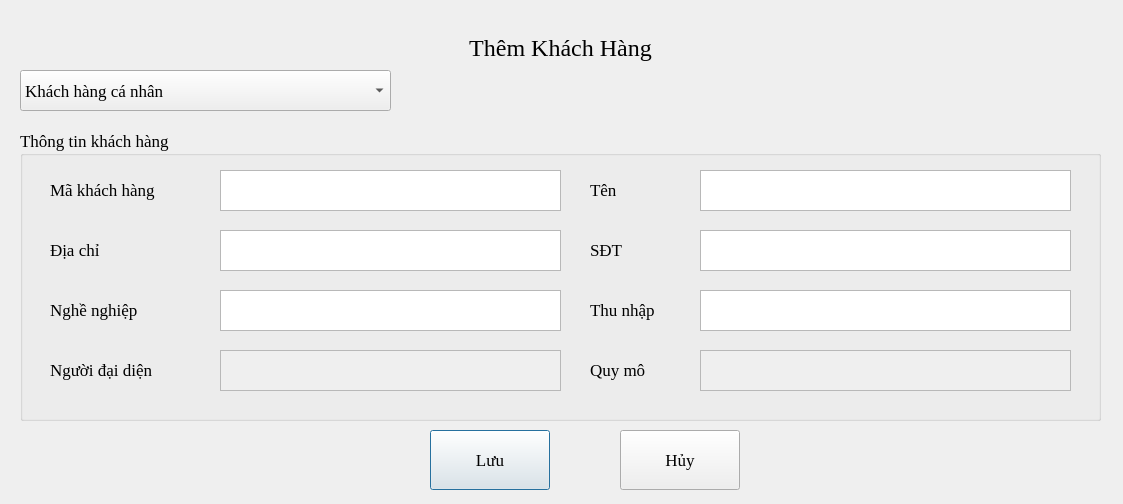
First picture: the form in UI/ThemKhachHang.ui, repository hoanghlt/quanlynganhang, before the edit.
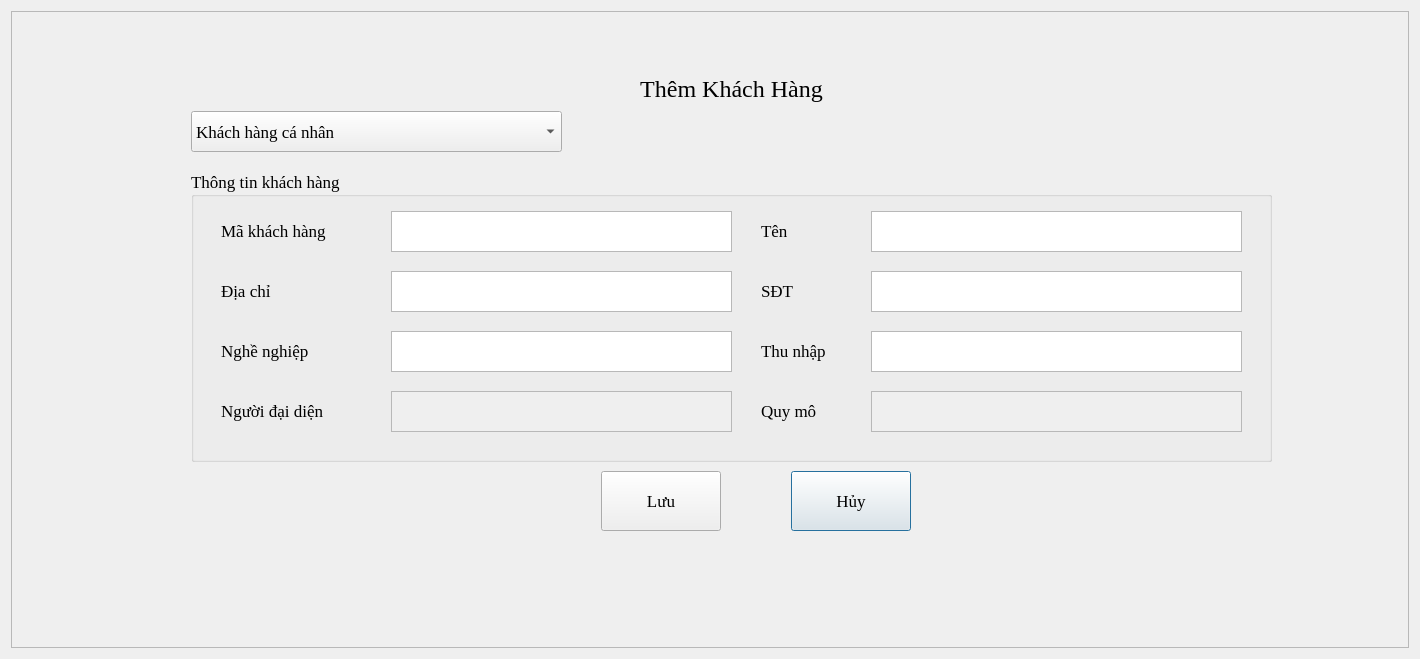
Second picture: the form after the edit.

```diff
--- a/UI/ThemKhachHang.ui
+++ b/UI/ThemKhachHang.ui
@@ -6,8 +6,8 @@
    <rect>
     <x>0</x>
     <y>0</y>
-    <width>1123</width>
-    <height>504</height>
+    <width>1420</width>
+    <height>659</height>
    </rect>
   </property>
   <property name="font">
@@ -19,97 +19,20 @@
   <property name="windowTitle">
    <string>Thêm Khách Hàng</string>
   </property>
-  <widget class="QPushButton" name="pushButton">
-   <property name="geometry">
-    <rect>
-     <x>430</x>
-     <y>430</y>
-     <width>120</width>
-     <height>60</height>
-    </rect>
-   </property>
-   <property name="font">
-    <font>
-     <family>Times New Roman</family>
-     <pointsize>13</pointsize>
-    </font>
-   </property>
-   <property name="text">
-    <string>Lưu</string>
-   </property>
-  </widget>
-  <widget class="QLabel" name="label_5">
-   <property name="geometry">
-    <rect>
-     <x>5</x>
-     <y>30</y>
-     <width>1111</width>
-     <height>36</height>
-    </rect>
-   </property>
-   <property name="font">
-    <font>
-     <family>Times New Roman</family>
-     <pointsize>18</pointsize>
-    </font>
-   </property>
-   <property name="text">
-    <string>Thêm Khách Hàng</string>
-   </property>
-   <property name="alignment">
-    <set>Qt::AlignCenter</set>
-   </property>
-  </widget>
-  <widget class="QPushButton" name="pushButton_2">
-   <property name="geometry">
-    <rect>
-     <x>620</x>
-     <y>430</y>
-     <width>120</width>
-     <height>60</height>
-    </rect>
-   </property>
-   <property name="font">
-    <font>
-     <family>Times New Roman</family>
-     <pointsize>13</pointsize>
-    </font>
-   </property>
-   <property name="text">
-    <string>Hủy</string>
-   </property>
-  </widget>
-  <widget class="QComboBox" name="comboBox">
-   <property name="geometry">
-    <rect>
-     <x>20</x>
-     <y>70</y>
-     <width>371</width>
-     <height>41</height>
-    </rect>
-   </property>
-   <property name="font">
-    <font>
-     <family>Times New Roman</family>
-     <pointsize>13</pointsize>
-    </font>
-   </property>
-   <item>
-    <property name="text">
-     <string>Khách hàng cá nhân</string>
-    </property>
-   </item>
-   <item>
-    <property name="text">
-     <string>Khách hàng tổ chức/doanh nghiệp</string>
-    </property>
-   </item>
-  </widget>
+  <layout class="QGridLayout" name="gridLayout">
+   <item row="0" column="0">
+    <widget class="QFrame" name="frame">
+     <property name="frameShape">
+      <enum>QFrame::StyledPanel</enum>
+     </property>
+     <property name="frameShadow">
+      <enum>QFrame::Raised</enum>
+     </property>
   <widget class="QGroupBox" name="groupBox">
    <property name="geometry">
     <rect>
-     <x>20</x>
-     <y>130</y>
+        <x>180</x>
+        <y>160</y>
      <width>1081</width>
      <height>291</height>
     </rect>
@@ -174,7 +97,7 @@
      </font>
     </property>
    </widget>
-   <widget class="QLabel" name="label_4">
+      <widget class="QLabel" name="label_5">
     <property name="geometry">
      <rect>
       <x>30</x>
@@ -410,6 +333,95 @@
     </property>
    </widget>
   </widget>
+     <widget class="QLabel" name="label_15">
+      <property name="geometry">
+       <rect>
+        <x>165</x>
+        <y>60</y>
+        <width>1111</width>
+        <height>36</height>
+       </rect>
+      </property>
+      <property name="font">
+       <font>
+        <family>Times New Roman</family>
+        <pointsize>18</pointsize>
+       </font>
+      </property>
+      <property name="text">
+       <string>Thêm Khách Hàng</string>
+      </property>
+      <property name="alignment">
+       <set>Qt::AlignCenter</set>
+      </property>
+     </widget>
+     <widget class="QComboBox" name="comboBox">
+      <property name="geometry">
+       <rect>
+        <x>180</x>
+        <y>100</y>
+        <width>371</width>
+        <height>41</height>
+       </rect>
+      </property>
+      <property name="font">
+       <font>
+        <family>Times New Roman</family>
+        <pointsize>13</pointsize>
+       </font>
+      </property>
+      <item>
+       <property name="text">
+        <string>Khách hàng cá nhân</string>
+       </property>
+      </item>
+      <item>
+       <property name="text">
+        <string>Khách hàng tổ chức/doanh nghiệp</string>
+       </property>
+      </item>
+     </widget>
+     <widget class="QPushButton" name="pushButton_2">
+      <property name="geometry">
+       <rect>
+        <x>780</x>
+        <y>460</y>
+        <width>120</width>
+        <height>60</height>
+       </rect>
+      </property>
+      <property name="font">
+       <font>
+        <family>Times New Roman</family>
+        <pointsize>13</pointsize>
+       </font>
+      </property>
+      <property name="text">
+       <string>Hủy</string>
+      </property>
+     </widget>
+     <widget class="QPushButton" name="pushButton">
+      <property name="geometry">
+       <rect>
+        <x>590</x>
+        <y>460</y>
+        <width>120</width>
+        <height>60</height>
+       </rect>
+      </property>
+      <property name="font">
+       <font>
+        <family>Times New Roman</family>
+        <pointsize>13</pointsize>
+       </font>
+      </property>
+      <property name="text">
+       <string>Lưu</string>
+      </property>
+     </widget>
+    </widget>
+   </item>
+  </layout>
  </widget>
  <resources/>
  <connections/>
```
Left out of the diff: 16 changed lines with no effect on the pictures. Lines whose indentation alone changed are shown as unchanged.
